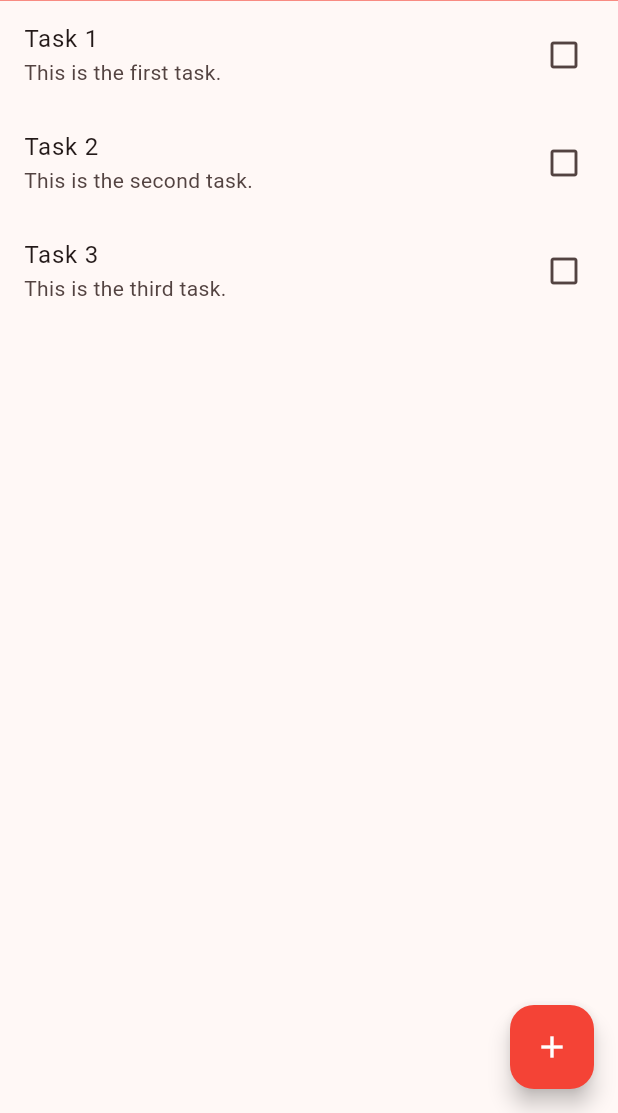
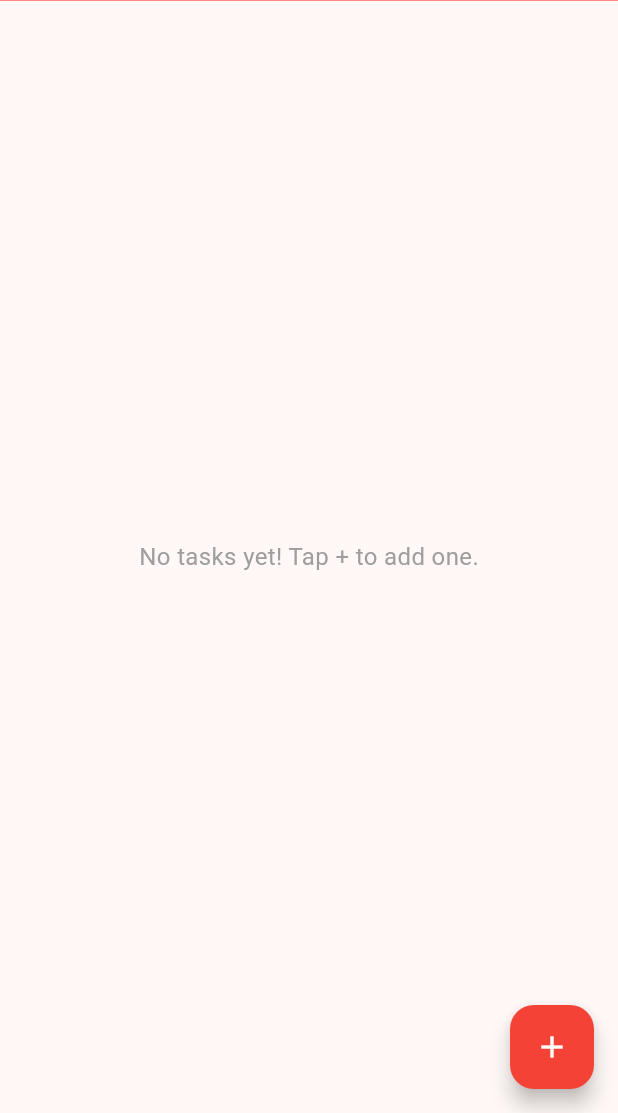
Before and after one commit to mpsalunggg/flutter-course, a Flutter app: the screen it shows after launch, on a phone screen of 412 x 824 dp, the part 123-1236 px from its top. Run offline on Flutter 3.47's test engine with Material 3 defaults, Android fonts, the phone set to English and light mode, and no system bars; our stand-ins replace hive_flutter; accounts and stored records are empty.

Commit message:
feat: finishing crud task taskly app

```diff
--- a/taskly/lib/main.dart
+++ b/taskly/lib/main.dart
@@ -4,6 +4,7 @@ import 'package:taskly/pages/home_page.dart';
 
 void main() async {
   await Hive.initFlutter();
+  await Hive.openBox('tasks');
   runApp(const MyApp());
 }
 
--- a/taskly/lib/pages/home_page.dart
+++ b/taskly/lib/pages/home_page.dart
@@ -1,4 +1,6 @@
 import 'package:flutter/material.dart';
+import 'package:hive_flutter/hive_flutter.dart';
+import 'package:taskly/models/task.dart';
 
 class HomePage extends StatefulWidget {
   const HomePage();
@@ -12,6 +14,13 @@ class _HomePageState extends State<HomePage> {
   double _widthDevice = 0;
 
   String? _taskContent;
+  late Box _box;
+
+  @override
+  void initState() {
+    super.initState();
+    _box = Hive.box('tasks');
+  }
 
   @override
   Widget build(BuildContext context) {
@@ -39,24 +48,50 @@ class _HomePageState extends State<HomePage> {
   }
 
   Widget _taskList() {
-    return ListView(
-      children: [
-        ListTile(
-          title: Text('Task 1'),
-          subtitle: Text('This is the first task.'),
-          trailing: Icon(Icons.check_box_outline_blank),
+    List tasks = _box.values.toList();
+
+    if (tasks.isEmpty) {
+      return Center(
+        child: Text(
+          'No tasks yet! Tap + to add one.',
+          style: TextStyle(fontSize: 16, color: Colors.grey),
         ),
-        ListTile(
-          title: Text('Task 2'),
-          subtitle: Text('This is the second task.'),
-          trailing: Icon(Icons.check_box_outline_blank),
-        ),
-        ListTile(
-          title: Text('Task 3'),
-          subtitle: Text('This is the third task.'),
-          trailing: Icon(Icons.check_box_outline_blank),
-        ),
-      ],
+      );
+    }
+
+    return ListView.builder(
+      itemCount: tasks.length,
+      itemBuilder: (context, index) {
+        var taskMap = Map<String, dynamic>.from(tasks[index]);
+        Task task = Task.fromMap(taskMap);
+
+        return ListTile(
+          title: Text(
+            task.content,
+            style: TextStyle(
+              decoration: task.done ? TextDecoration.lineThrough : null,
+            ),
+          ),
+          subtitle: Text(
+            '${task.timestamp.day}/${task.timestamp.month}/${task.timestamp.year} ${task.timestamp.hour}:${task.timestamp.minute.toString().padLeft(2, '0')}',
+          ),
+          trailing: Checkbox(
+            value: task.done,
+            onChanged: (value) {
+              task.done = value!;
+              _box.putAt(index, task.toMap());
+              setState(() {});
+            },
+          ),
+          leading: IconButton(
+            icon: Icon(Icons.delete, color: Colors.red),
+            onPressed: () {
+              _box.deleteAt(index);
+              setState(() {});
+            },
+          ),
+        );
+      },
     );
   }
 
@@ -96,8 +131,18 @@ class _HomePageState extends State<HomePage> {
         ),
         TextButton(
           onPressed: () {
-            // Logic to add the task
-            Navigator.of(context).pop();
+            if (_taskContent != null && _taskContent!.isNotEmpty) {
+              Task newTask = Task(
+                content: _taskContent!,
+                timestamp: DateTime.now(),
+                done: false,
+              );
+              _box.add(newTask.toMap());
+              setState(() {
+                _taskContent = null;
+              });
+              Navigator.of(context).pop();
+            }
           },
           child: Text('Add'),
         ),
```
